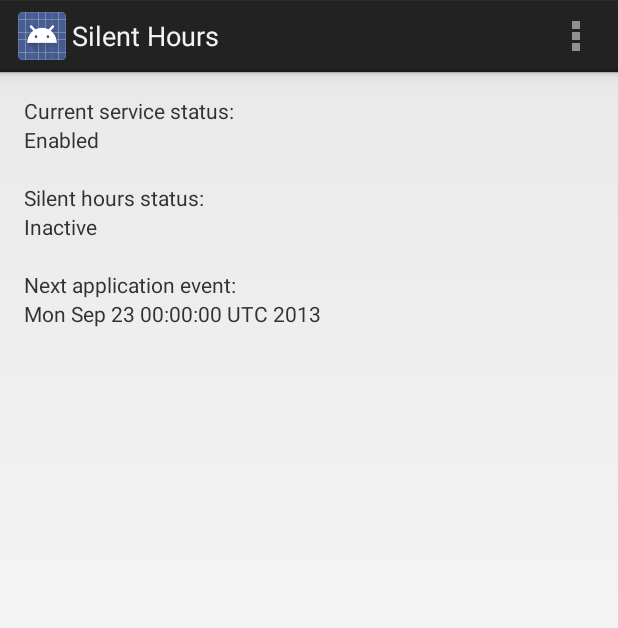
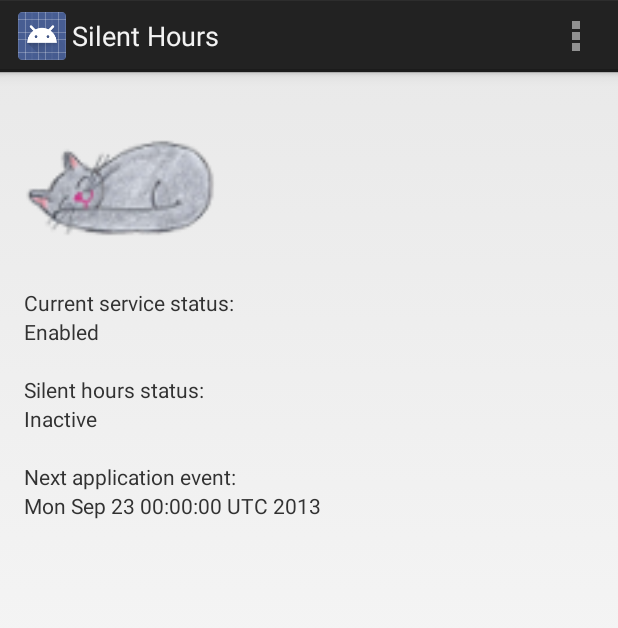
Before and after one commit to josteink/silenthours, an Android app: the screen it shows after launch (MainActivity), on a phone screen of 412 x 824 dp. Shown: the top 628 px of the screen. Run offline under Robolectric (Android 15) with nearby library versions, the phone set to English and light mode, and no system bars.

Commit message:
Add drawables.

```diff
--- a/SilentHours/src/main/AndroidManifest.xml
+++ b/SilentHours/src/main/AndroidManifest.xml
@@ -10,7 +10,7 @@
 
     <application
         android:allowBackup="true"
-        android:icon="@drawable/ic_launcher"
+        android:icon="@drawable/cat_head"
         android:label="@string/app_name"
         android:theme="@style/AppTheme" >
         <activity
--- a/SilentHours/src/main/java/net/kjonigsen/silenthours/ActivationManager.java
+++ b/SilentHours/src/main/java/net/kjonigsen/silenthours/ActivationManager.java
@@ -35,6 +35,12 @@ public class ActivationManager {
             _audioManager = (AudioManager)context.getSystemService(Context.AUDIO_SERVICE);
             _isInitialized = true;
         }
+    }
+
+    public static void resetStateFor(Context context)
+    {
+        ServiceStatus status = new ServiceStatus();
+        ServiceStatusProvider.setFor(context, status);
     }
 
     public static void setStateFor(Context context)
@@ -102,7 +108,7 @@ public class ActivationManager {
         CharSequence text = context.getText(R.string.service_started);
 
         // Set the icon, scrolling text and timestamp
-        Notification notification = new Notification(R.drawable.abc_ic_search, text,
+        Notification notification = new Notification(R.drawable.cat_head, text,
                 System.currentTimeMillis());
 
         // The PendingIntent to launch our activity if the user selects this notification
--- a/SilentHours/src/main/java/net/kjonigsen/silenthours/BootReceiver.java
+++ b/SilentHours/src/main/java/net/kjonigsen/silenthours/BootReceiver.java
@@ -14,6 +14,9 @@ public class BootReceiver extends BroadcastReceiver {
         // http://stackoverflow.com/questions/5051687/broadcastreceiver-not-receiving-boot-completed
         // What else can we receive? Checks docs.
 
+        // initial reset may be needed on app start.
+        ActivationManager.resetStateFor(context);
+
         ActivationManager.setStateFor(context);
         //ServiceManager.startStopService(context);
     }
--- a/SilentHours/src/main/java/net/kjonigsen/silenthours/MainActivity.java
+++ b/SilentHours/src/main/java/net/kjonigsen/silenthours/MainActivity.java
@@ -15,6 +15,9 @@ public class MainActivity extends Activity {
     protected void onCreate(Bundle savedInstanceState) {
         super.onCreate(savedInstanceState);
         setContentView(R.layout.activity_main);
+
+        // initial reset may be needed on app start.
+        ActivationManager.resetStateFor(this);
     }
 
     @Override
@@ -26,9 +29,7 @@ public class MainActivity extends Activity {
     private void updateFromConfig()
     {
         ApplicationStatus status = ApplicationStatusProvider.getFor(this);
-
         ActivationManager.setStateFor(this);
-        //ServiceManager.startStopService(this);
 
         updateFromStatus(status);
     }
--- a/SilentHours/src/main/res/layout/activity_main.xml
+++ b/SilentHours/src/main/res/layout/activity_main.xml
@@ -12,6 +12,12 @@
         android:layout_width="wrap_content"
         android:layout_height="wrap_content"
         android:orientation="vertical">
+
+
+        <ImageView
+            android:layout_width="128dp"
+            android:layout_height="128dp"
+            android:src="@drawable/cat" />
 
         <TextView
             android:layout_width="wrap_content"
```
Also changed, not shown: SilentHours/src/main/res/drawable-hdpi/cat.png (added), SilentHours/src/main/res/drawable-hdpi/cat_head.png (added), SilentHours/src/main/res/drawable-mdpi/cat.png (added), SilentHours/src/main/res/drawable-mdpi/cat_head.png (added), SilentHours/src/main/res/drawable-xhdpi/cat.png (added), SilentHours/src/main/res/drawable-xhdpi/cat_head.png (added), SilentHours/src/main/res/drawable-xxhdpi/cat.png (added), SilentHours/src/main/res/drawable-xxhdpi/cat_head.png (added).
